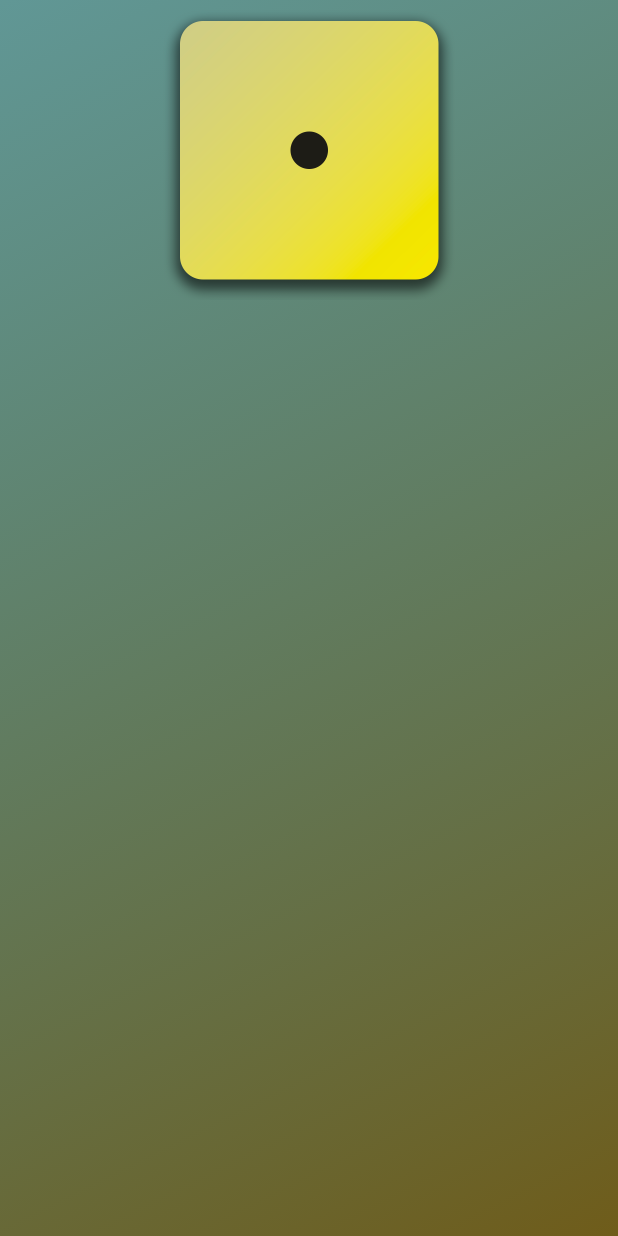
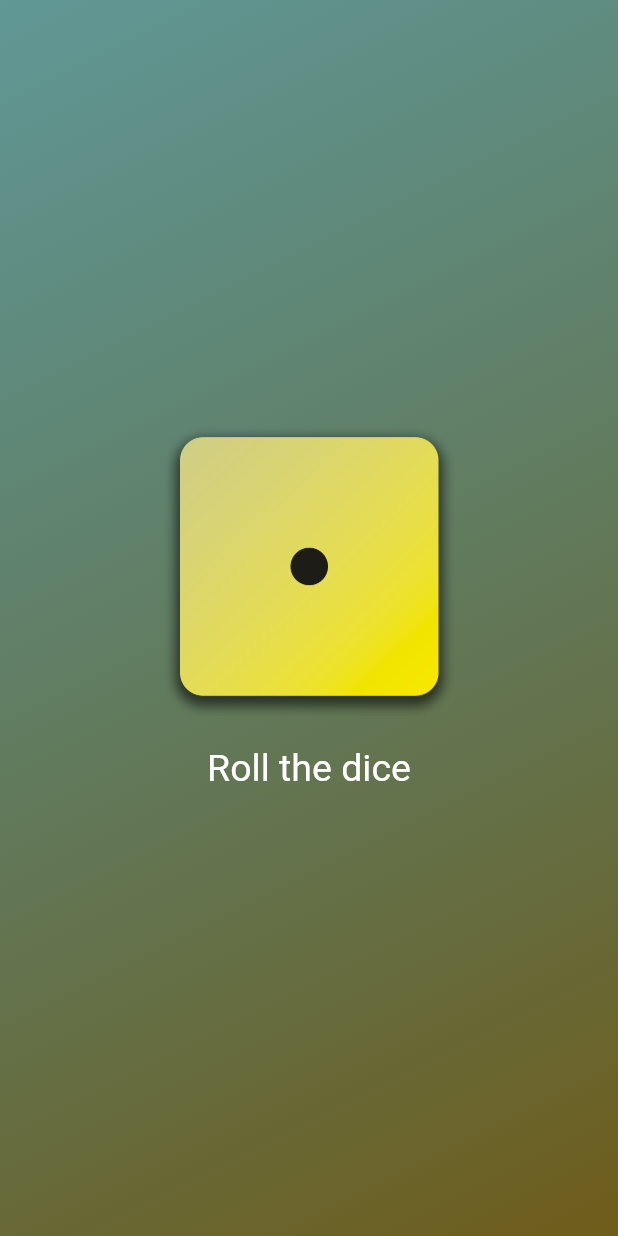
Before and after one commit to kirbir/ntv_roll_the_dice, a Flutter app: the screen it shows after launch, on a phone screen of 412 x 824 dp. Run offline on Flutter 3.47's test engine with Material 3 defaults, Android fonts, the light colour scheme and no system bars.

Commit message:
Finished Dice Roller APP

```diff
--- /dev/null
+++ b/lib/dice_roller.dart
@@ -0,0 +1,46 @@
+import 'package:flutter/material.dart';
+import 'dart:math';
+
+final randomizer = Random();
+
+class DiceRoller extends StatefulWidget {
+  const DiceRoller({super.key});
+
+  @override
+  State<DiceRoller> createState() {
+    return _DiceRollerState();
+  }
+}
+
+class _DiceRollerState extends State<DiceRoller> {
+
+    var activeDiceImage = 'assets/images/dice-1.png';
+    var currentDiceRoll = 2;
+
+  void rollDice() {
+    setState(() {
+      currentDiceRoll = randomizer.nextInt(6)+1;
+                activeDiceImage = 'assets/images/dice-$currentDiceRoll.png';
+    });
+
+  }
+
+  @override
+  Widget build(context) {
+    return Column(
+      mainAxisSize: MainAxisSize.min,
+      children: [
+        Image.asset(activeDiceImage, width: 200),
+        TextButton(
+          style: TextButton.styleFrom(
+              padding: const EdgeInsets.all(20),
+              elevation: 20,
+              foregroundColor: Colors.white,
+              textStyle: const TextStyle(fontSize: 25)),
+          onPressed: rollDice,
+          child: const Text('Roll the dice'),
+        )
+      ],
+    );
+  }
+}
--- a/lib/gradient_container.dart
+++ b/lib/gradient_container.dart
@@ -1,8 +1,8 @@
 import 'package:flutter/material.dart';
-import 'package:ntv_roll_the_dice/styled_text.dart';
+import 'package:ntv_roll_the_dice/dice_roller.dart';
 
 class GradientSection extends StatelessWidget {
-  const GradientSection(
+   const GradientSection(
     this.colorStart,
     this.colorEnd, {
     super.key,
@@ -21,12 +21,9 @@
           end: Alignment.bottomRight,
         ),
       ),
-      child: Center(
-          child: Column(
-        children: [
-          Image.asset('assets/images/dice-1.png', width: 200),
-        ],
-      )),
+      child: const Center(
+          child: DiceRoller(),
+      ),
     );
   }
 }
--- a/lib/main.dart
+++ b/lib/main.dart
@@ -3,7 +3,7 @@
 
 void main() {
   runApp(
-    const MaterialApp(
+      const MaterialApp(
       home: Scaffold(
         body: GradientSection(Color.fromRGBO(26, 108, 102, 0.69), Color.fromARGB(255, 111, 92, 26)),
 
```
